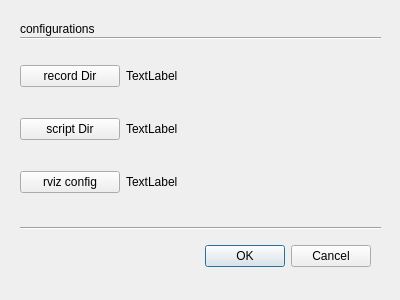
mhyangjin/daq, file src/DialogConfig.ui: the form before one commit.
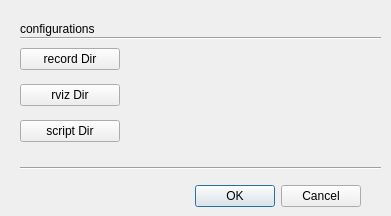
The form after the commit.

The edit to the form file:
```diff
--- a/src/DialogConfig.ui
+++ b/src/DialogConfig.ui
@@ -6,8 +6,8 @@
    <rect>
     <x>0</x>
     <y>0</y>
-    <width>400</width>
-    <height>300</height>
+    <width>391</width>
+    <height>216</height>
    </rect>
   </property>
   <property name="windowTitle">
@@ -16,8 +16,8 @@
   <widget class="QDialogButtonBox" name="buttonBox">
    <property name="geometry">
     <rect>
-     <x>30</x>
-     <y>240</y>
+     <x>20</x>
+     <y>180</y>
      <width>341</width>
      <height>32</height>
     </rect>
@@ -34,8 +34,8 @@
     <rect>
      <x>20</x>
      <y>40</y>
-     <width>361</width>
-     <height>181</height>
+     <width>341</width>
+     <height>111</height>
     </rect>
    </property>
    <layout class="QGridLayout" name="gridLayout">
@@ -58,62 +58,50 @@
       </property>
      </widget>
     </item>
-    <item row="2" column="0">
-     <widget class="QPushButton" name="btn_rviz">
-      <property name="sizePolicy">
-       <sizepolicy hsizetype="Fixed" vsizetype="Fixed">
-        <horstretch>0</horstretch>
-        <verstretch>0</verstretch>
-       </sizepolicy>
-      </property>
-      <property name="maximumSize">
-       <size>
-        <width>100</width>
-        <height>16777215</height>
-       </size>
-      </property>
-      <property name="text">
-       <string>rviz config</string>
-      </property>
-     </widget>
-    </item>
-    <item row="1" column="0">
-     <widget class="QPushButton" name="btn_script">
-      <property name="sizePolicy">
-       <sizepolicy hsizetype="Fixed" vsizetype="Fixed">
-        <horstretch>0</horstretch>
-        <verstretch>0</verstretch>
-       </sizepolicy>
-      </property>
-      <property name="maximumSize">
-       <size>
-        <width>100</width>
-        <height>16777215</height>
-       </size>
-      </property>
-      <property name="text">
-       <string>script Dir</string>
-      </property>
-     </widget>
-    </item>
     <item row="0" column="1">
      <widget class="QLabel" name="label_record">
       <property name="text">
-       <string>TextLabel</string>
+       <string/>
+      </property>
+     </widget>
+    </item>
+    <item row="1" column="0">
+     <widget class="QPushButton" name="btn_rviz">
+      <property name="sizePolicy">
+       <sizepolicy hsizetype="Fixed" vsizetype="Fixed">
+        <horstretch>0</horstretch>
+        <verstretch>0</verstretch>
+       </sizepolicy>
+      </property>
+      <property name="maximumSize">
+       <size>
+        <width>100</width>
+        <height>16777215</height>
+       </size>
+      </property>
+      <property name="text">
+       <string>rviz Dir</string>
       </property>
      </widget>
     </item>
     <item row="1" column="1">
-     <widget class="QLabel" name="label_script">
-      <property name="text">
-       <string>TextLabel</string>
-      </property>
-     </widget>
-    </item>
-    <item row="2" column="1">
      <widget class="QLabel" name="label_rviz">
       <property name="text">
-       <string>TextLabel</string>
+       <string/>
+      </property>
+     </widget>
+    </item>
+    <item row="2" column="0">
+     <widget class="QPushButton" name="btn_script">
+      <property name="text">
+       <string>script Dir</string>
+      </property>
+     </widget>
+    </item>
+    <item row="2" column="1">
+     <widget class="QLabel" name="label_script">
+      <property name="text">
+       <string/>
       </property>
      </widget>
     </item>
@@ -149,7 +137,7 @@
    <property name="geometry">
     <rect>
      <x>20</x>
-     <y>220</y>
+     <y>160</y>
      <width>361</width>
      <height>16</height>
     </rect>
```
Left out of the diff: 2 changed lines with no effect on the pictures.
